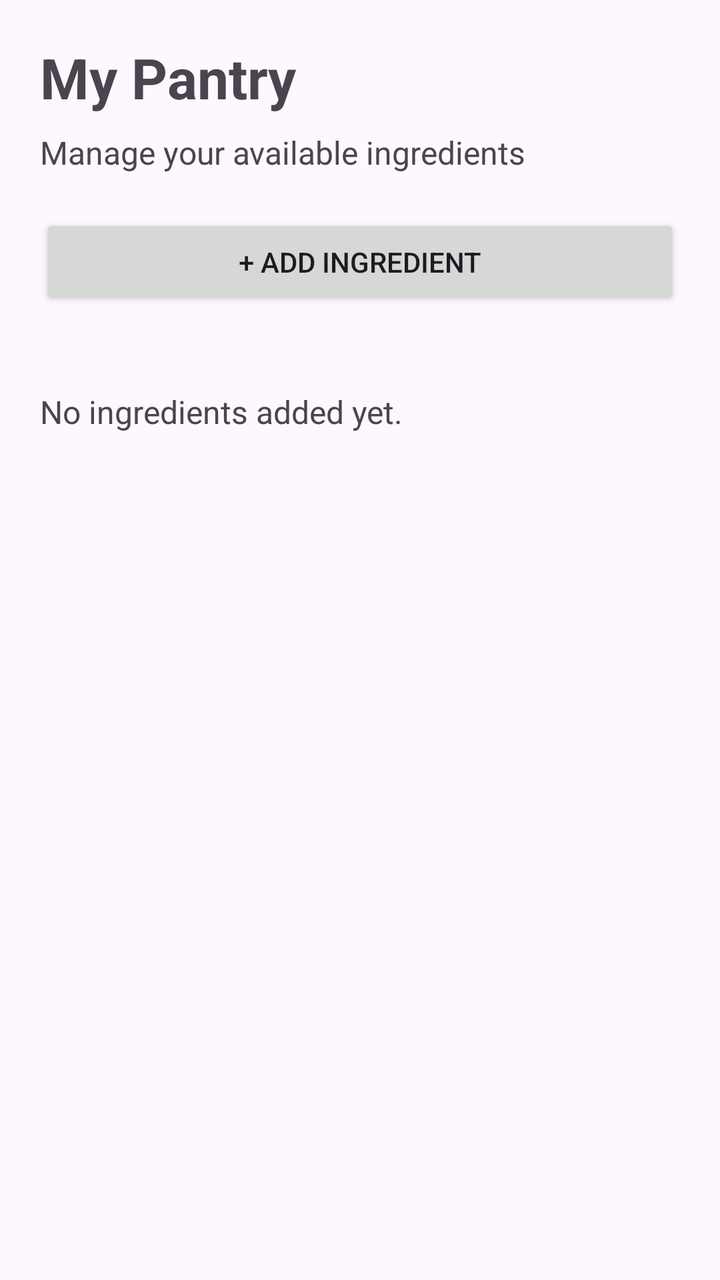
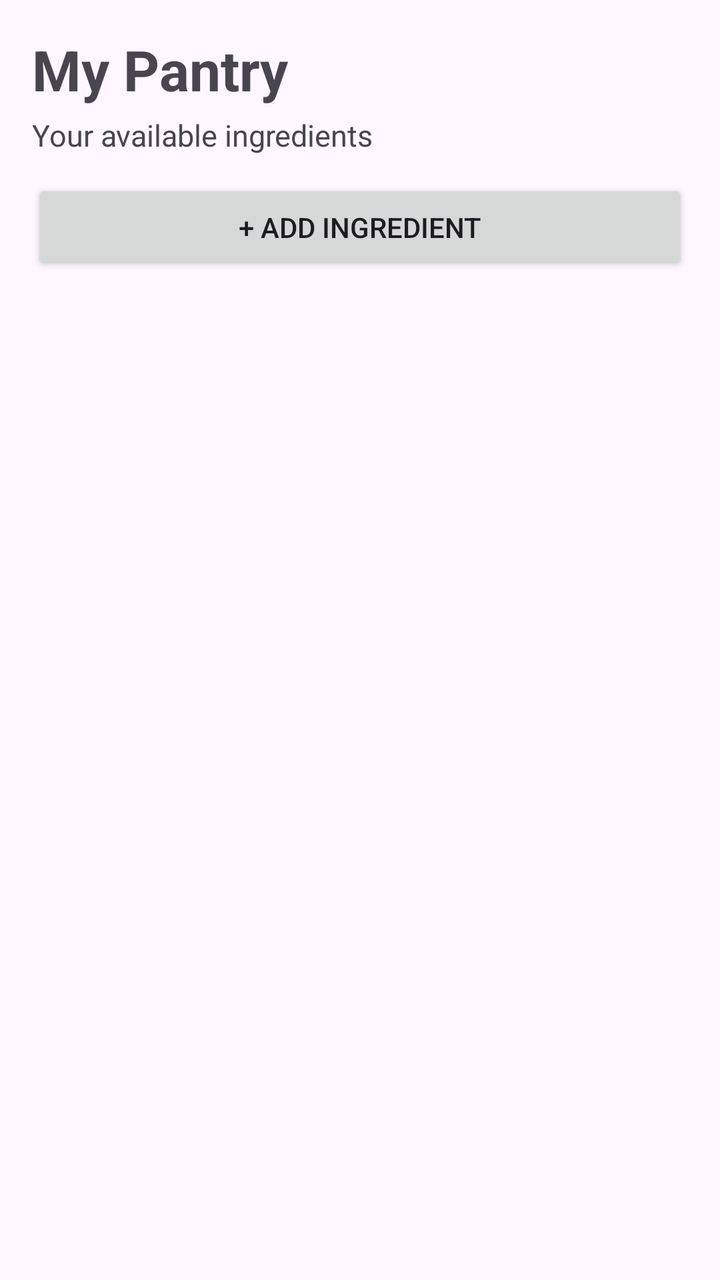

Compare the two renders of this Android layout. The source of the first and the diff that turns it into the second are given below.
<!-- AndroidManifest.xml: application theme Theme.MyApplication -->
<!-- res/layout/fragment_pantry.xml -->
<?xml version="1.0" encoding="utf-8"?>
<LinearLayout
    xmlns:android="http://schemas.android.com/apk/res/android"
    android:layout_width="match_parent"
    android:layout_height="match_parent"
    android:orientation="vertical"
    android:padding="20dp">

    <TextView
        android:layout_width="wrap_content"
        android:layout_height="wrap_content"
        android:text="My Pantry"
        android:textSize="28sp"
        android:textStyle="bold"
        android:layout_marginBottom="8dp" />

    <TextView
        android:layout_width="wrap_content"
        android:layout_height="wrap_content"
        android:text="Manage your available ingredients"
        android:textSize="16sp"
        android:layout_marginBottom="20dp" />

    <Button
        android:id="@+id/btnAddIngredient"
        android:layout_width="match_parent"
        android:layout_height="wrap_content"
        android:text="+ Add Ingredient" />

    <TextView
        android:id="@+id/txtEmptyPantry"
        android:layout_width="match_parent"
        android:layout_height="wrap_content"
        android:text="No ingredients added yet."
        android:textAlignment="center"
        android:textSize="16sp"
        android:layout_marginTop="40dp" />

</LinearLayout>
<!-- resources referenced by this layout -->
<resources>
  <style name="Theme.MyApplication" parent="Base.Theme.MyApplication" />
  <style name="Base.Theme.MyApplication" parent="Theme.Material3.DayNight.NoActionBar">
          
          
      </style>
</resources>

<!-- the commit's change to res/layout/fragment_pantry.xml (unified diff, before → after) -->
@@ -4,7 +4,7 @@
     android:layout_width="match_parent"
     android:layout_height="match_parent"
     android:orientation="vertical"
-    android:padding="20dp">
+    android:padding="16dp">
 
     <TextView
         android:layout_width="wrap_content"
@@ -12,20 +12,21 @@
         android:text="My Pantry"
         android:textSize="28sp"
         android:textStyle="bold"
-        android:layout_marginBottom="8dp" />
+        android:layout_marginBottom="4dp" />
 
     <TextView
         android:layout_width="wrap_content"
         android:layout_height="wrap_content"
-        android:text="Manage your available ingredients"
-        android:textSize="16sp"
-        android:layout_marginBottom="20dp" />
+        android:text="Your available ingredients"
+        android:textSize="15sp"
+        android:layout_marginBottom="12dp" />
 
     <Button
         android:id="@+id/btnAddIngredient"
         android:layout_width="match_parent"
         android:layout_height="wrap_content"
-        android:text="+ Add Ingredient" />
+        android:text="+ Add Ingredient"
+        android:layout_marginBottom="12dp" />
 
     <TextView
         android:id="@+id/txtEmptyPantry"
@@ -34,6 +35,15 @@
         android:text="No ingredients added yet."
         android:textAlignment="center"
         android:textSize="16sp"
-        android:layout_marginTop="40dp" />
+        android:padding="20dp"
+        android:visibility="gone" />
+
+    <androidx.recyclerview.widget.RecyclerView
+        android:id="@+id/recyclerViewIngredients"
+        android:layout_width="match_parent"
+        android:layout_height="0dp"
+        android:layout_weight="1"
+        android:clipToPadding="false"
+        android:paddingBottom="10dp" />
 
 </LinearLayout>
